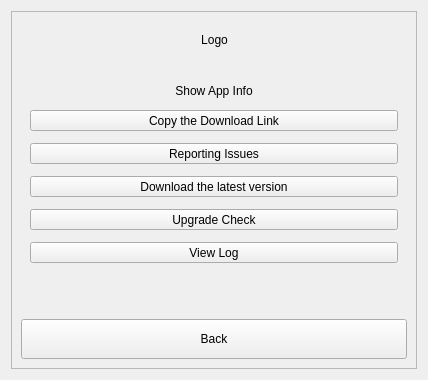
Before: the Qt Designer form src/AboutThis.ui in ic005k/Knot, drawn with Qt 5.
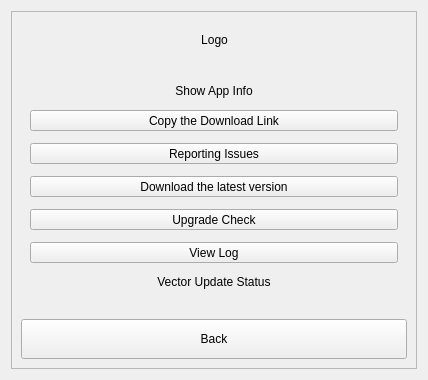
After: the same form once the commit is applied.

The edit to the form file:
```diff
--- a/src/AboutThis.ui
+++ b/src/AboutThis.ui
@@ -187,6 +187,16 @@
            </property>
           </widget>
          </item>
+         <item>
+          <widget class="QLabel" name="lblVectorUpdateStatus">
+           <property name="text">
+            <string>Vector Update Status</string>
+           </property>
+           <property name="alignment">
+            <set>Qt::AlignmentFlag::AlignCenter</set>
+           </property>
+          </widget>
+         </item>
          <item>
           <spacer name="verticalSpacer">
            <property name="orientation">
```
